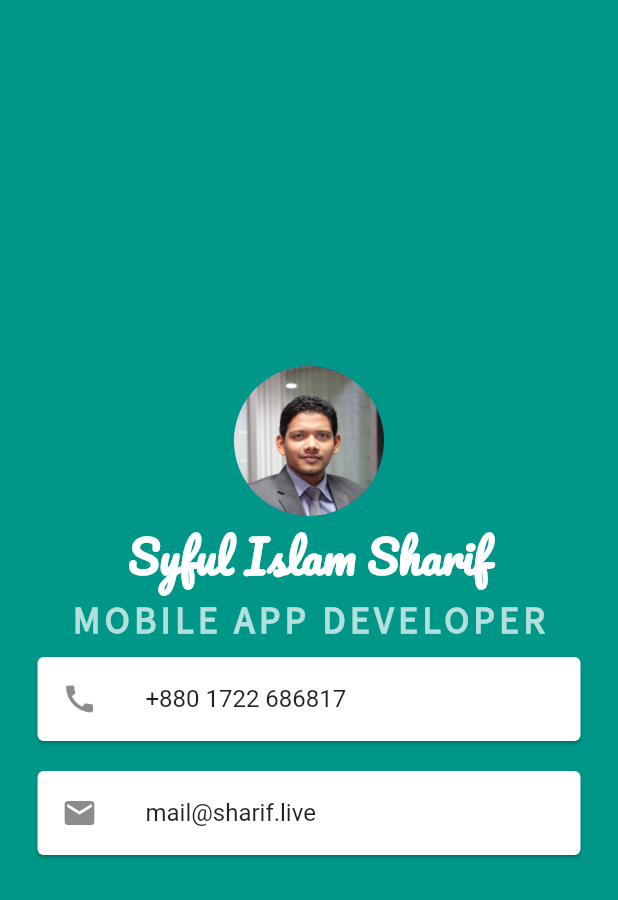
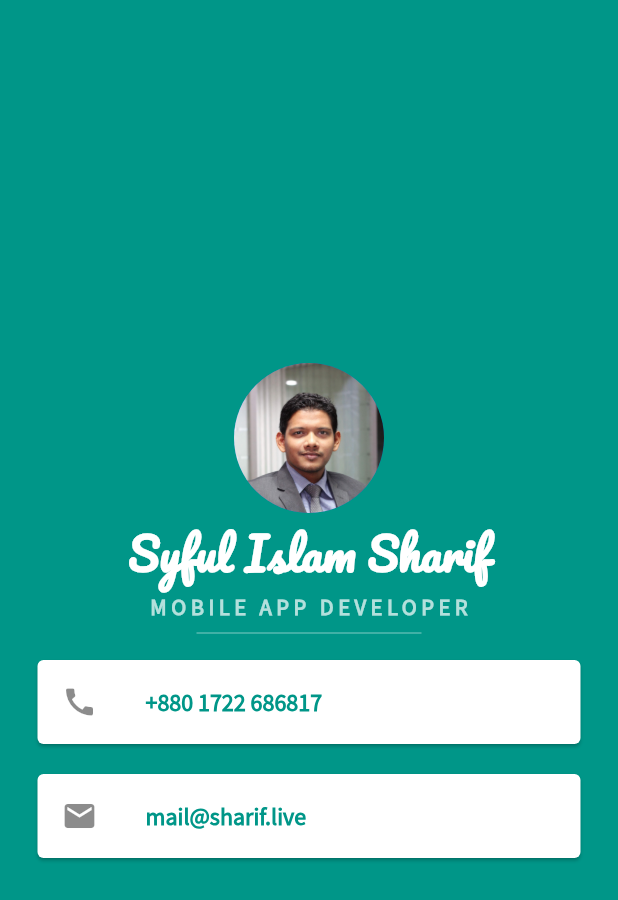
Before and after one commit to syfulsharif/flutterCardApp, a Flutter app: the screen it shows after launch, on a phone screen of 412 x 824 dp. Shown: the top 900 px of the screen. Run offline on Flutter 3.47's test engine with Material 2 defaults, Android fonts, the phone set to English and light mode, and no system bars.

Commit message:
Horizontal Line Added

```diff
--- a/lib/main.dart
+++ b/lib/main.dart
@@ -31,25 +31,43 @@ class MyApp extends StatelessWidget {
                 'MOBILE APP DEVELOPER',
                 style: TextStyle(
                     fontFamily: 'Source Sans Pro',
-                    fontSize: 25.0,
+                    fontSize: 15.0,
                     fontWeight: FontWeight.bold,
                     letterSpacing: 3.0,
                     color: Colors.white70),
               ),
+              SizedBox(
+                  // height: 20.0,
+                  width: 150.0,
+                  child: Divider(
+                    color: Colors.teal.shade200,
+                  )),
               Card(
                 margin: EdgeInsets.symmetric(vertical: 10.0, horizontal: 25.0),
-                color: Colors.white,
+                // color: Colors.white, //By default Card color property is set to white
                 child: ListTile(
                   leading: Icon(Icons.call),
-                  title: Text('+880 1722 686817'),
+                  title: Text(
+                    '+880 1722 686817',
+                    style: TextStyle(
+                        fontFamily: 'Source Sans Pro',
+                        fontWeight: FontWeight.bold,
+                        color: Colors.teal),
+                  ),
                 ),
               ),
               Card(
                 margin: EdgeInsets.symmetric(vertical: 10.0, horizontal: 25.0),
-                color: Colors.white,
+                // color: Colors.white,
                 child: ListTile(
                   leading: Icon(Icons.mail),
-                  title: Text('mail@sharif.live'),
+                  title: Text(
+                    'mail@sharif.live',
+                    style: TextStyle(
+                        fontFamily: 'Source Sans Pro',
+                        fontWeight: FontWeight.bold,
+                        color: Colors.teal),
+                  ),
                 ),
               )
             ],
```
Also changed, not shown: 3 other files.
